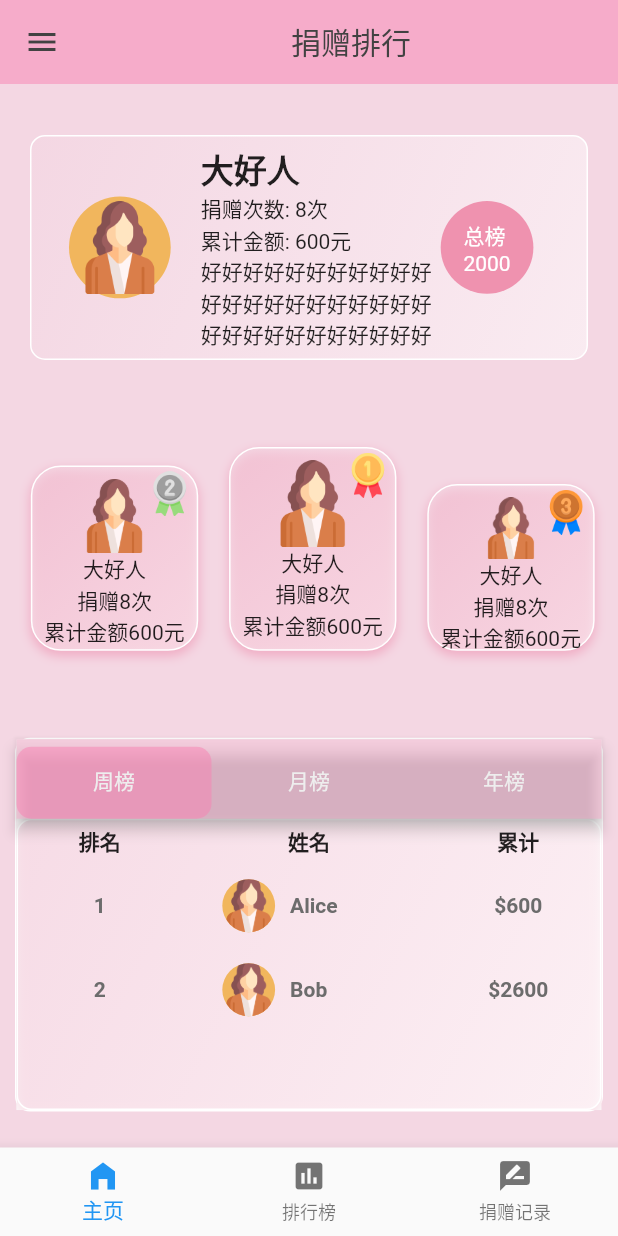
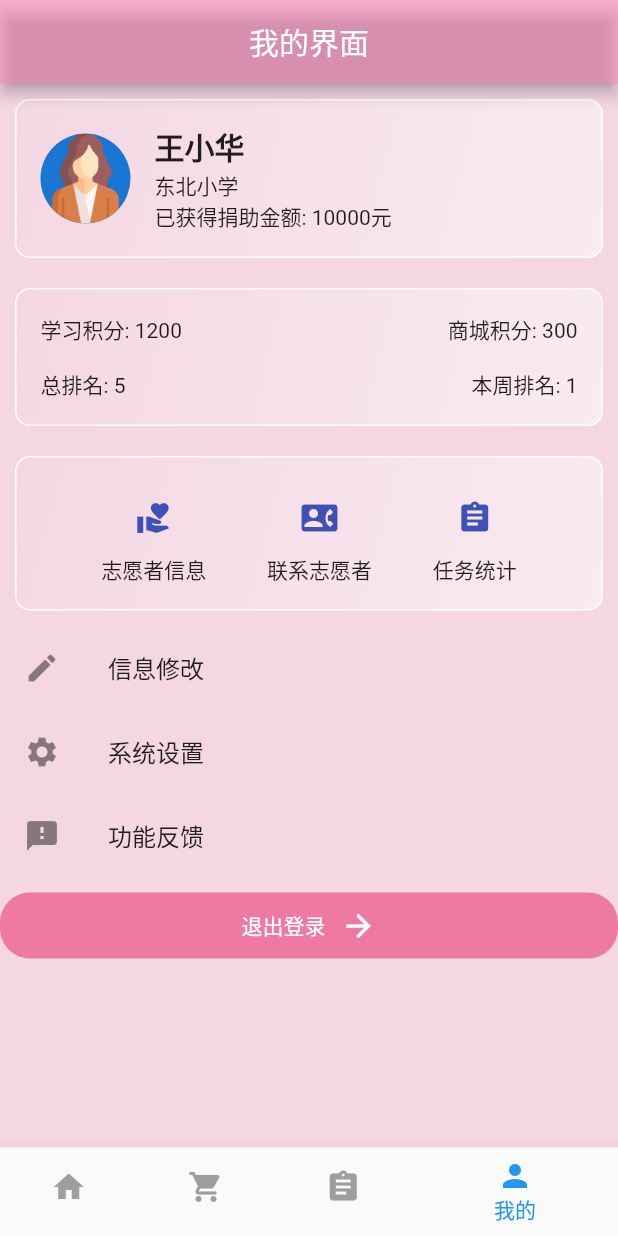
Before and after one commit to Wanli-Go/ming_guang_zhu_meng, a Flutter app: the screen it shows after launch, on a phone screen of 412 x 824 dp. Run offline on Flutter 3.47's test engine with Material 2 defaults, Android fonts, the phone set to English and light mode, and no system bars; Roboto replaces fonts that are missing (StarRail).

Commit message:
新增小孩我的页面
新增小孩我的页面

```diff
--- /dev/null
+++ b/lib/child/model/child.dart
@@ -0,0 +1,39 @@
+class Child {
+  String name;
+  String imagePath;
+  String school;
+  String getMoney;
+  String studyIntegral;
+  String mallIntegral;
+  String weekRanking;
+  String totalRanking;
+
+  Child(
+      {required this.name,
+      required this.imagePath,
+      required this.school,
+      required this.getMoney,
+      required this.studyIntegral,
+      required this.mallIntegral,
+      required this.weekRanking,
+      required this.totalRanking});
+
+  String get _name => name;
+  String get _imagePath => imagePath;
+  String get _school => school;
+  String get _getMoney => getMoney;
+  String get _studyIntegral => studyIntegral;
+  String get _mallIntegral => mallIntegral;
+  String get _weekRanking => weekRanking;
+  String get _totalRanking => totalRanking;
+}
+
+Child child = Child(
+    name: '王小华',
+    imagePath: 'assets/businesswoman.png',
+    school: '东北小学',
+    getMoney: '10000',
+    studyIntegral: '1200',
+    mallIntegral: '300',
+    weekRanking: '1',
+    totalRanking: '5');
--- /dev/null
+++ b/lib/child/view/my_information_page.dart
@@ -0,0 +1,275 @@
+import 'package:flutter/material.dart';
+import 'package:ming_guang/child/model/child.dart';
+import 'package:ming_guang/donor/components/button.dart';
+import 'package:ming_guang/donor/theme/color.dart';
+
+class MyInfomationPage extends StatefulWidget {
+  const MyInfomationPage({super.key});
+
+  @override
+  State<MyInfomationPage> createState() => _MyInfomationState();
+}
+
+class _MyInfomationState extends State<MyInfomationPage> {
+  @override
+  Widget build(BuildContext context) {
+    return Scaffold(
+      appBar: AppBar(
+        backgroundColor:
+            const Color.fromARGB(255, 246, 105, 164).withOpacity(0.5),
+        title: const Center(child: Text('我的界面')),
+      ),
+      body: Container(
+        color: primaryColor,
+        child: ListView(
+          children: [
+            // 第一个容器：个人信息
+            Container(
+              decoration: BoxDecoration(
+                color: primaryColor.withOpacity(0.5), // 方框的背景颜色
+                borderRadius: BorderRadius.circular(10),
+                border: Border.all(
+                  color: Colors.white, // 方框边框颜色
+                  width: 1.0, // 方框边框宽度
+                ),
+
+                //阴影
+                boxShadow: [
+                  BoxShadow(
+                    color:
+                        primaryColor.withOpacity(0.5).withOpacity(0.5), // 阴影颜色
+                    spreadRadius: 0, // 扩散半径
+                    blurRadius: 5, // 模糊半径
+                    offset: Offset(0, 3), // 阴影偏移量
+                  ),
+                ],
+
+                //背景颜色渐变
+                gradient: LinearGradient(
+                  // 线性渐变
+                  begin: Alignment.topLeft, // 渐变开始的位置
+                  end: Alignment.bottomRight, // 渐变结束的位置
+                  colors: [
+                    primaryColor, // 开始颜色
+                    Colors.white, // 结束颜色
+                  ],
+                ),
+              ),
+              margin: EdgeInsets.all(10.0),
+              child: Padding(
+                padding: const EdgeInsets.all(16.0),
+                child: Row(
+                  children: [
+                    CircleAvatar(
+                      backgroundImage: AssetImage(child.imagePath), // 小孩头像的路径
+                      radius: 30,
+                    ),
+                    SizedBox(width: 16.0),
+                    Expanded(
+                      child: Column(
+                        crossAxisAlignment: CrossAxisAlignment.start,
+                        children: [
+                          Text(child.name,
+                              style: TextStyle(
+                                  fontSize: 20, fontWeight: FontWeight.bold)),
+                          Text(child.school),
+                          Text('已获得捐助金额: ${child.getMoney}元'),
+                        ],
+                      ),
+                    )
+                  ],
+                ),
+              ),
+            ),
+            // 第二个容器：积分和排名
+            Container(
+              decoration: BoxDecoration(
+                color: primaryColor.withOpacity(0.5), // 方框的背景颜色
+                borderRadius: BorderRadius.circular(10),
+                border: Border.all(
+                  color: Colors.white, // 方框边框颜色
+                  width: 1.0, // 方框边框宽度
+                ),
+
+                //阴影
+                boxShadow: [
+                  BoxShadow(
+                    color:
+                        primaryColor.withOpacity(0.5).withOpacity(0.5), // 阴影颜色
+                    spreadRadius: 0, // 扩散半径
+                    blurRadius: 5, // 模糊半径
+                    offset: Offset(0, 3), // 阴影偏移量
+                  ),
+                ],
+
+                //背景颜色渐变
+                gradient: LinearGradient(
+                  // 线性渐变
+                  begin: Alignment.topLeft, // 渐变开始的位置
+                  end: Alignment.bottomRight, // 渐变结束的位置
+                  colors: [
+                    primaryColor, // 开始颜色
+                    Colors.white, // 结束颜色
+                  ],
+                ),
+              ),
+              margin: EdgeInsets.all(10.0),
+              child: Padding(
+                padding: const EdgeInsets.all(16.0),
+                child: Column(
+                  children: [
+                    Row(
+                      mainAxisAlignment: MainAxisAlignment.spaceBetween,
+                      children: [
+                        Text('学习积分: ${child.studyIntegral}'),
+                        Text('商城积分: ${child.mallIntegral}'),
+                      ],
+                    ),
+                    SizedBox(height: 16.0),
+                    Row(
+                      mainAxisAlignment: MainAxisAlignment.spaceBetween,
+                      children: [
+                        Text('总排名: ${child.totalRanking}'),
+                        Text('本周排名: ${child.weekRanking}'),
+                      ],
+                    ),
+                  ],
+                ),
+              ),
+            ),
+            // 第三个容器：志愿者信息及操作
+            Container(
+              decoration: BoxDecoration(
+                color: primaryColor.withOpacity(0.5), // 方框的背景颜色
+                borderRadius: BorderRadius.circular(10),
+                border: Border.all(
+                  color: Colors.white, // 方框边框颜色
+                  width: 1.0, // 方框边框宽度
+                ),
+
+                //阴影
+                boxShadow: [
+                  BoxShadow(
+                    color:
+                        primaryColor.withOpacity(0.5).withOpacity(0.5), // 阴影颜色
+                    spreadRadius: 0, // 扩散半径
+                    blurRadius: 5, // 模糊半径
+                    offset: Offset(0, 3), // 阴影偏移量
+                  ),
+                ],
+
+                //背景颜色渐变
+                gradient: LinearGradient(
+                  // 线性渐变
+                  begin: Alignment.topLeft, // 渐变开始的位置
+                  end: Alignment.bottomRight, // 渐变结束的位置
+                  colors: [
+                    primaryColor, // 开始颜色
+                    Colors.white, // 结束颜色
+                  ],
+                ),
+              ),
+              margin: EdgeInsets.all(10.0),
+              child: Padding(
+                padding: const EdgeInsets.all(16.0),
+                child: Row(
+                  mainAxisAlignment: MainAxisAlignment.spaceEvenly,
+                  children: [
+                    Column(
+                      children: [
+                        IconButton(
+                          icon: const Icon(Icons.volunteer_activism),
+                          onPressed: () {},
+                        ),
+                        const Text('志愿者信息'),
+                      ],
+                    ),
+                    Column(
+                      children: [
+                        IconButton(
+                          icon: const Icon(Icons.contact_phone),
+                          onPressed: () {},
+                        ),
+                        const Text('联系志愿者'),
+                      ],
+                    ),
+                    Column(
+                      children: [
+                        IconButton(
+                          icon: const Icon(Icons.assignment),
+                          onPressed: () {},
+                        ),
+                        const Text('任务统计'),
+                      ],
+                    ),
+                  ],
+                ),
+              ),
+            ),
+
+            // 信息修改
+            ListTile(
+              leading: const Icon(Icons.edit), // 使用编辑图标
+              title: const Text('信息修改'),
+              onTap: () {
+                // 处理点击事件，例如导航到信息修改页面
+              },
+            ),
+            // 系统设置
+            ListTile(
+              leading: const Icon(Icons.settings),
+              title: const Text('系统设置'),
+              onTap: () {
+                // 处理点击事件
+              },
+            ),
+            // 功能反馈
+            ListTile(
+              leading: const Icon(Icons.feedback),
+              title: const Text('功能反馈'),
+              onTap: () {
+                // 处理点击事件
+              },
+            ),
+
+            SizedBox(
+              height: 10,
+            ),
+
+            MyButton(text: "退出登录", onTap: () {})
+          ],
+        ),
+      ),
+      // 底部栏
+      bottomNavigationBar: BottomNavigationBar(
+        items: const <BottomNavigationBarItem>[
+          BottomNavigationBarItem(
+            icon: Icon(Icons.home),
+            label: '主页',
+          ),
+          BottomNavigationBarItem(
+            icon: Icon(Icons.shopping_cart),
+            label: '商城',
+          ),
+          BottomNavigationBarItem(
+            icon: Icon(Icons.assignment),
+            label: '任务',
+          ),
+          BottomNavigationBarItem(
+            icon: Icon(Icons.person),
+            label: '我的',
+          ),
+        ],
+        // 未选中的项使用灰色图标
+        unselectedItemColor: Colors.grey,
+        // 选中的项使用主题色
+        selectedItemColor: Theme.of(context).primaryColor,
+        // 你可以根据页面状态来更新currentIndex
+        currentIndex: 3, // 假设当前在“我的”页面
+        onTap: (index) {
+          // 这里处理点击不同按钮的响应
+        },
+      ),
+    );
+  }
+}
--- a/lib/donor/components/button.dart
+++ b/lib/donor/components/button.dart
@@ -12,8 +12,8 @@ class MyButton extends StatelessWidget {
       onTap: onTap,
       child: Container(
         decoration: BoxDecoration(
-          color: Colors.grey.withOpacity(0.5),
-          borderRadius: BorderRadius.circular(40),
+          color: Colors.pink.withOpacity(0.5),
+          borderRadius: BorderRadius.circular(20),
         ),
         padding: const EdgeInsets.all(10),
         child: Row(
--- a/lib/main.dart
+++ b/lib/main.dart
@@ -1,4 +1,5 @@
 import 'package:flutter/material.dart';
+import 'package:ming_guang/child/view/my_information_page.dart';
 import 'package:ming_guang/child/view/my_notification_page.dart';
 import 'package:ming_guang/donor/view/rank_page.dart';
 
@@ -11,6 +12,6 @@ void main() {
           color: Colors.indigo),
     ),
 
-    home: const RankPage(), // Your widget
+    home: const MyInfomationPage(), // Your widget
   ));
 }
```
Also changed, not shown: assets/boy.png (added).
